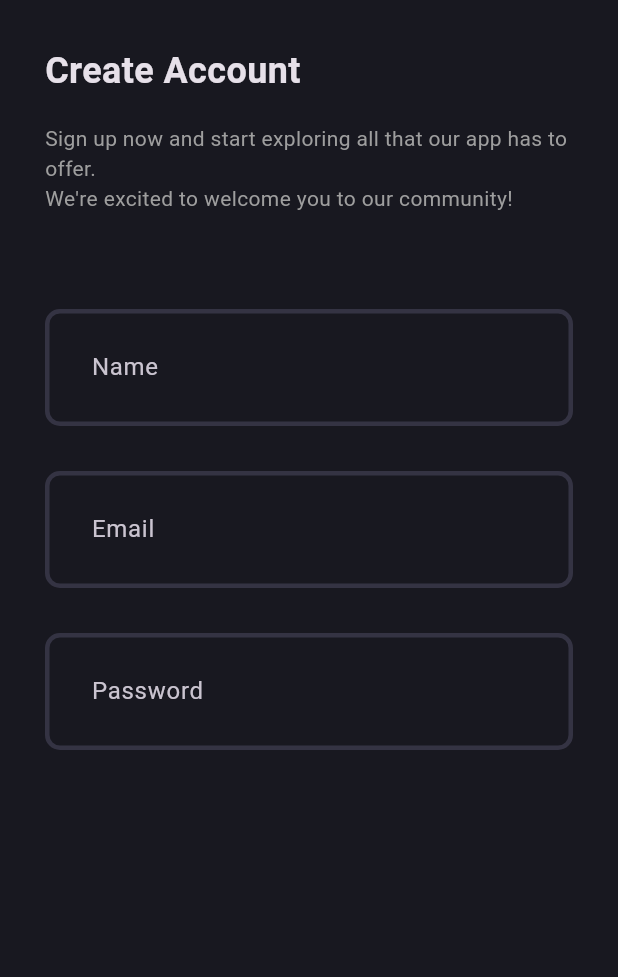
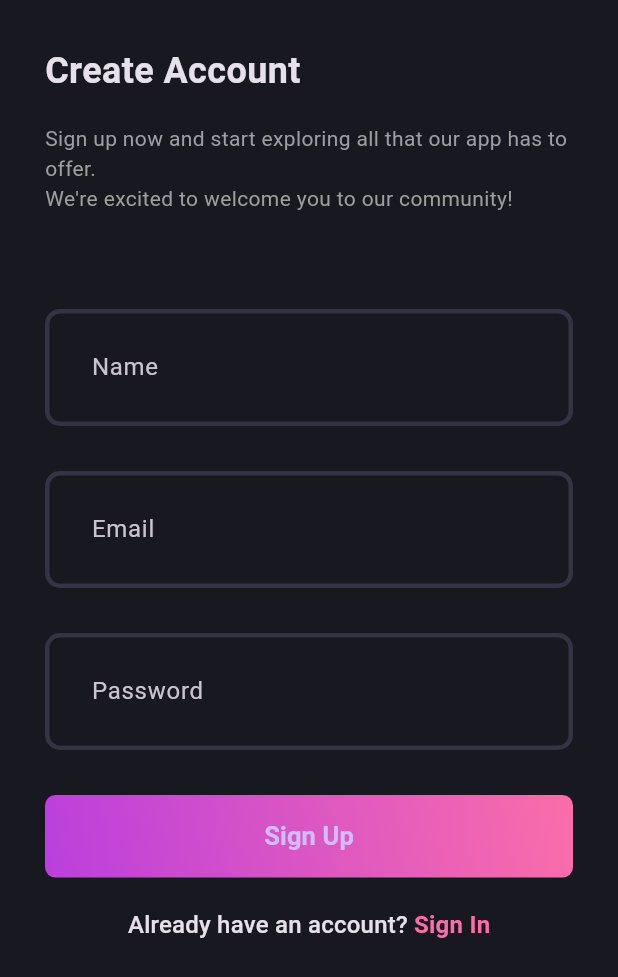
Before and after one commit to shroida/blog_app_clean_architecture, a Flutter app: the screen it shows after launch, on a phone screen of 412 x 824 dp. Shown: the top 977 px of the screen. Run offline on Flutter 3.47's test engine with Material 3 defaults, Android fonts, the phone set to English and light mode, and no system bars.

Commit message:
add folder for pages login & signup

```diff
--- a/lib/blog_app.dart
+++ b/lib/blog_app.dart
@@ -1,5 +1,5 @@
 import 'package:blog_clean_architecture/core/theme/app_theme.dart';
-import 'package:blog_clean_architecture/features/auth/presentation/signup_page.dart';
+import 'package:blog_clean_architecture/features/auth/presentation/pages/signup_page.dart';
 import 'package:flutter/material.dart';
 
 class BlogApp extends StatelessWidget {
--- /dev/null
+++ b/lib/features/auth/presentation/pages/signup_page.dart
@@ -0,0 +1,71 @@
+import 'package:blog_clean_architecture/core/theme/app_color.dart';
+import 'package:blog_clean_architecture/features/auth/presentation/widgets/auth_field.dart';
+import 'package:blog_clean_architecture/features/auth/presentation/widgets/auth_gradient_button.dart';
+import 'package:blog_clean_architecture/features/auth/presentation/widgets/header_texts_signup.dart';
+import 'package:flutter/material.dart';
+
+class SignupPage extends StatelessWidget {
+  const SignupPage({super.key});
+
+  @override
+  Widget build(BuildContext context) {
+    return Scaffold(
+      body: SafeArea(
+        child: Padding(
+          padding: const EdgeInsets.symmetric(horizontal: 30, vertical: 30),
+          child: SingleChildScrollView(
+            child: Column(
+              children: [
+                const HeaderTextsSignup(),
+                const SizedBox(
+                  height: 30,
+                ),
+                const AuthField(
+                  hinText: 'Name',
+                ),
+                const SizedBox(
+                  height: 30,
+                ),
+                const AuthField(
+                  hinText: 'Email',
+                ),
+                const SizedBox(
+                  height: 30,
+                ),
+                const AuthField(
+                  hinText: 'Password',
+                ),
+                const SizedBox(
+                  height: 30,
+                ),
+                AuthGradientButton(buttonText: 'Sign Up', onPressed: () {}),
+                const SizedBox(height: 20),
+                GestureDetector(
+                  onTap: () {
+                    Navigator.push(context, LoginPage.route());
+                  },
+                  child: RichText(
+                    text: TextSpan(
+                      text: 'Already have an account? ',
+                      style: Theme.of(context).textTheme.titleMedium,
+                      children: [
+                        TextSpan(
+                          text: 'Sign In',
+                          style:
+                              Theme.of(context).textTheme.titleMedium?.copyWith(
+                                    color: AppColor.gradient2,
+                                    fontWeight: FontWeight.bold,
+                                  ),
+                        ),
+                      ],
+                    ),
+                  ),
+                ),
+              ],
+            ),
+          ),
+        ),
+      ),
+    );
+  }
+}
--- a/lib/features/auth/presentation/signup_page.dart
+++ /dev/null
@@ -1,47 +0,0 @@
-import 'package:blog_clean_architecture/features/auth/presentation/widgets/auth_field.dart';
-import 'package:blog_clean_architecture/features/auth/presentation/widgets/header_texts_signup.dart';
-import 'package:flutter/material.dart';
-
-class SignupPage extends StatelessWidget {
-  const SignupPage({super.key});
-
-  @override
-  Widget build(BuildContext context) {
-    return const Scaffold(
-      body: SafeArea(
-        child: Padding(
-          padding: EdgeInsets.symmetric(horizontal: 30, vertical: 30),
-          child: SingleChildScrollView(
-            child: Column(
-              children: [
-                HeaderTextsSignup(),
-                SizedBox(
-                  height: 30,
-                ),
-                AuthField(
-                  hinText: 'Name',
-                ),
-                SizedBox(
-                  height: 30,
-                ),
-                AuthField(
-                  hinText: 'Email',
-                ),
-                SizedBox(
-                  height: 30,
-                ),
-                AuthField(
-                  hinText: 'Password',
-                ),
-                SizedBox(
-                  height: 30,
-                ),
-
-              ],
-            ),
-          ),
-        ),
-      ),
-    );
-  }
-}
```
